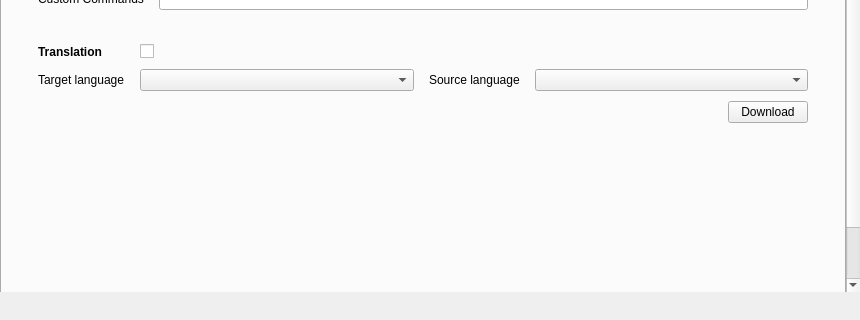
This is src/app/MainWin.ui in Zeuear/IME_Audio as Qt 5 draws it before an edit; both pictures show x 0 to 860 and y 257 to 577 of the 860 by 787 pixel window. The edited form follows.
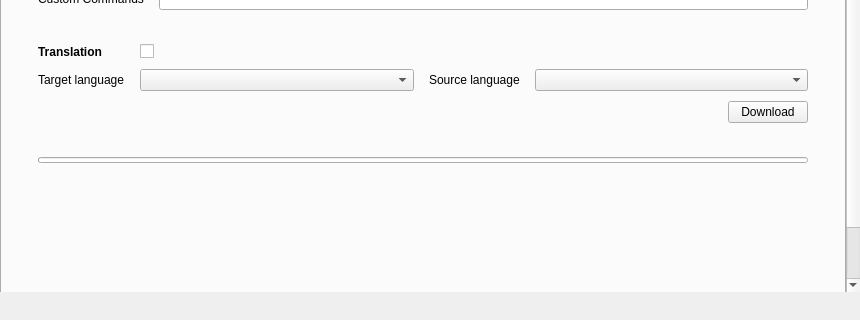
This is the edited form. The open tabs and pages were chosen to show the change. Icons and pictures are not drawn. Custom widgets are drawn as their Qt base class.

Diff of the .ui file:
```diff
--- a/src/app/MainWin.ui
+++ b/src/app/MainWin.ui
@@ -1076,6 +1076,28 @@
                  </property>
                 </widget>
                </item>
+               <item row="4" column="0" colspan="4">
+                <widget class="QProgressBar" name="translate_progress_bar">
+                 <property name="visible">
+                  <bool>false</bool>
+                 </property>
+                 <property name="maximum">
+                  <number>100</number>
+                 </property>
+                 <property name="value">
+                  <number>0</number>
+                 </property>
+                 <property name="textVisible">
+                  <bool>false</bool>
+                 </property>
+                 <property name="maximumSize">
+                  <size>
+                   <width>16777215</width>
+                   <height>6</height>
+                  </size>
+                 </property>
+                </widget>
+               </item>
               </layout>
              </widget>
             </item>
```
